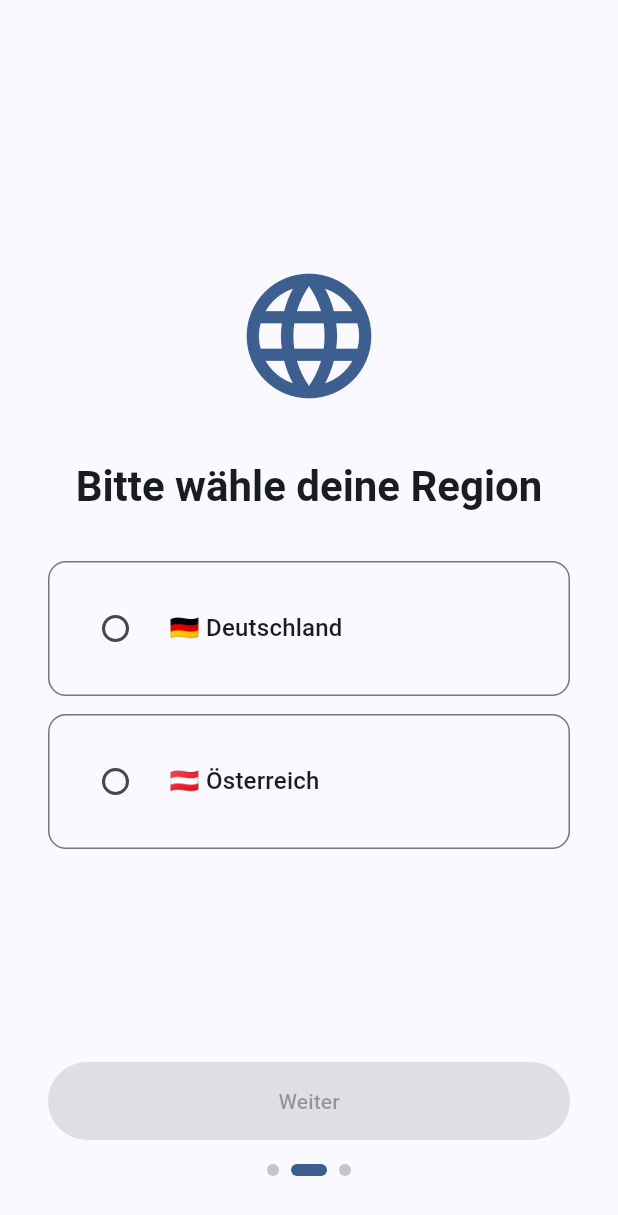
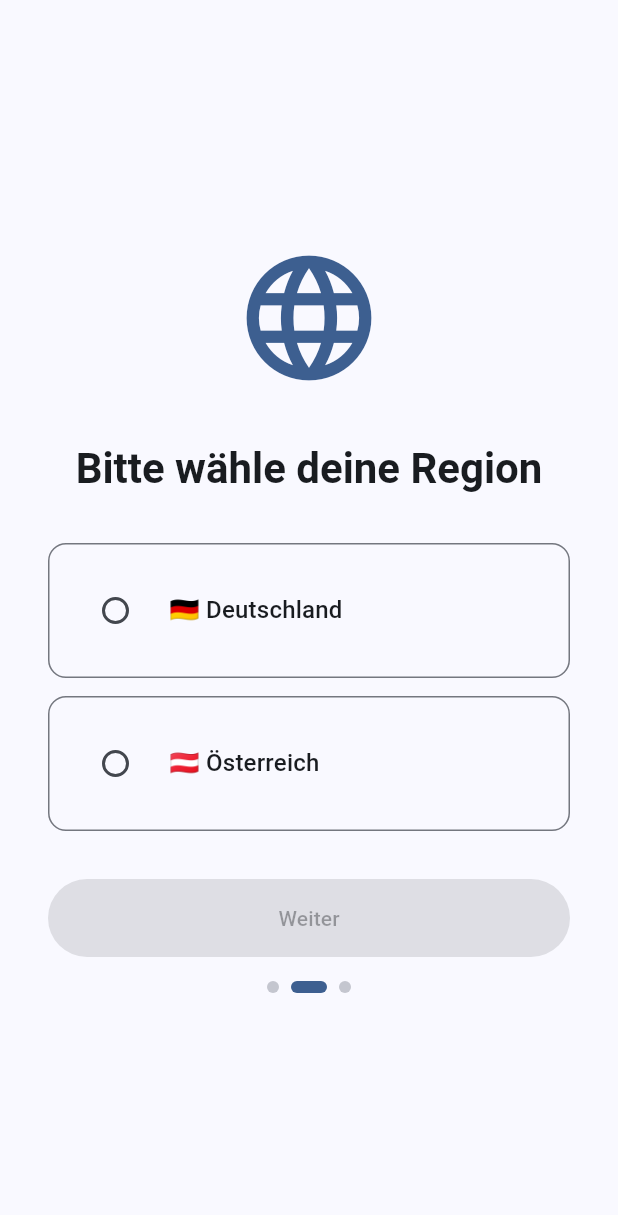
Before and after one commit to andi-coding/SpotWatt, a Flutter app: the screen it shows after launch, swiped to page 2, on a phone screen of 412 x 824 dp. Shown: the top 1215 px of the screen. Run offline on Flutter 3.47's test engine with Material 3 defaults, Android fonts, the phone set to English and light mode, and no system bars; our stand-ins replace connectivity_plus, fl_chart, flutter_local_notifications, geocoding, geolocator, native_geofence and 4 more; missing offline and left inert: home_widget, workmanager; statements that could not run were skipped.

Commit message:
Release v1.0.2 - Accessibility improvements
- Fix text overflow in widget at maximum font/display sizes
- Implement AutoSizeText with clamping for widget price and trend
- Add line wrapping to widget update time
- Increase widget minimum height to 120dp
- Fix all section headers throughout app with Expanded + maxLines
- Fix region selection cards overflow in onboarding
- Fix dropdown overflow with isExpanded property
- Fix permission dialog scrolling
- Apply TextScaler.noScaling to chart labels
- Increase chart height to 220px

🤖 Generated with [Claude Code](https://claude.com/claude-code)

Co-Authored-By: Claude <noreply@anthropic.com>

```diff
--- a/lib/screens/onboarding_screen.dart
+++ b/lib/screens/onboarding_screen.dart
@@ -147,12 +147,17 @@ class _OnboardingScreenState extends State<OnboardingScreen> {
   }
 
   Widget _buildTermsPage() {
-    return Padding(
+    return SingleChildScrollView(
+      child: Padding(
         padding: const EdgeInsets.all(32.0),
+        child: ConstrainedBox(
+          constraints: BoxConstraints(
+            minHeight: MediaQuery.of(context).size.height - 64, // Account for padding
+          ),
           child: Column(
             mainAxisAlignment: MainAxisAlignment.center,
             children: [
-          const Spacer(),
+              const SizedBox(height: 32), // Replace Spacer with fixed spacing
           // Icon/Logo
           Image.asset(
             'assets/icons/spotwatt_logo_final.png',
@@ -225,7 +230,7 @@ class _OnboardingScreenState extends State<OnboardingScreen> {
             ),
           ),
 
-          const Spacer(),
+              const SizedBox(height: 32), // Replace Spacer with fixed spacing
 
               // Buttons
               SizedBox(
@@ -262,19 +267,26 @@ class _OnboardingScreenState extends State<OnboardingScreen> {
                   _buildPageIndicator(2),
                 ],
               ),
-          const SizedBox(height: 8),
+              const SizedBox(height: 32),
             ],
+          ),
+        ),
       ),
     );
   }
 
   Widget _buildRegionSelectionPage() {
-    return Padding(
+    return SingleChildScrollView(
+      child: Padding(
         padding: const EdgeInsets.all(32.0),
+        child: ConstrainedBox(
+          constraints: BoxConstraints(
+            minHeight: MediaQuery.of(context).size.height - 64,
+          ),
           child: Column(
             mainAxisAlignment: MainAxisAlignment.center,
             children: [
-          const Spacer(),
+              const SizedBox(height: 32),
           // Icon
           Icon(
             Icons.language,
@@ -298,7 +310,7 @@ class _OnboardingScreenState extends State<OnboardingScreen> {
           const SizedBox(height: 12),
           _buildRegionCard('🇦🇹 Österreich', 'AT'),
 
-          const Spacer(),
+              const SizedBox(height: 32),
 
               // Continue Button
               SizedBox(
@@ -324,8 +336,10 @@ class _OnboardingScreenState extends State<OnboardingScreen> {
                   _buildPageIndicator(2),
                 ],
               ),
-          const SizedBox(height: 8),
+              const SizedBox(height: 32),
             ],
+          ),
+        ),
       ),
     );
   }
@@ -366,9 +380,13 @@ class _OnboardingScreenState extends State<OnboardingScreen> {
               },
             ),
             const SizedBox(width: 12),
-            Text(
+            Expanded(
+              child: Text(
                 label,
                 style: Theme.of(context).textTheme.titleMedium,
+                maxLines: 2,
+                overflow: TextOverflow.ellipsis,
+              ),
             ),
           ],
         ),
@@ -377,12 +395,17 @@ class _OnboardingScreenState extends State<OnboardingScreen> {
   }
 
   Widget _buildNotificationOptInPage() {
-    return Padding(
+    return SingleChildScrollView(
+      child: Padding(
         padding: const EdgeInsets.all(32.0),
+        child: ConstrainedBox(
+          constraints: BoxConstraints(
+            minHeight: MediaQuery.of(context).size.height - 64,
+          ),
           child: Column(
             mainAxisAlignment: MainAxisAlignment.center,
             children: [
-          const Spacer(),
+              const SizedBox(height: 32),
 
               // Icon
           Icon(
@@ -457,7 +480,7 @@ class _OnboardingScreenState extends State<OnboardingScreen> {
             ),
           ),
 
-          const Spacer(),
+              const SizedBox(height: 32),
 
               // Buttons
               SizedBox(
@@ -494,8 +517,10 @@ class _OnboardingScreenState extends State<OnboardingScreen> {
                   _buildPageIndicator(2),
                 ],
               ),
-          const SizedBox(height: 8),
+              const SizedBox(height: 32),
             ],
+          ),
+        ),
       ),
     );
   }
--- a/pubspec.yaml
+++ b/pubspec.yaml
@@ -16,7 +16,7 @@ publish_to: 'none' # Remove this line if you wish to publish to pub.dev
 # https://developer.apple.com/library/archive/documentation/General/Reference/InfoPlistKeyReference/Articles/CoreFoundationKeys.html
 # In Windows, build-name is used as the major, minor, and patch parts
 # of the product and file versions while build-number is used as the build suffix.
-version: 1.0.1+2
+version: 1.0.2+3
 
 environment:
   sdk: ^3.8.1
```
Also changed, not shown: lib/screens/display_settings_page.dart (+6 -18 lines), lib/screens/price_overview_page.dart (+22 -3 lines), lib/screens/price_settings_page.dart (+36 -7 lines), lib/services/exact_alarm_permission_helper.dart (+5 -3 lines), lib/widgets/do_not_disturb_settings.dart (+7 -3 lines), lib/widgets/notification_settings.dart (+7 -3 lines), lib/widgets/price_card.dart (+8 -1 lines), lib/widgets/price_chart.dart (+7 -0 lines), 3 other files. Lines whose indentation alone changed are shown as unchanged.
